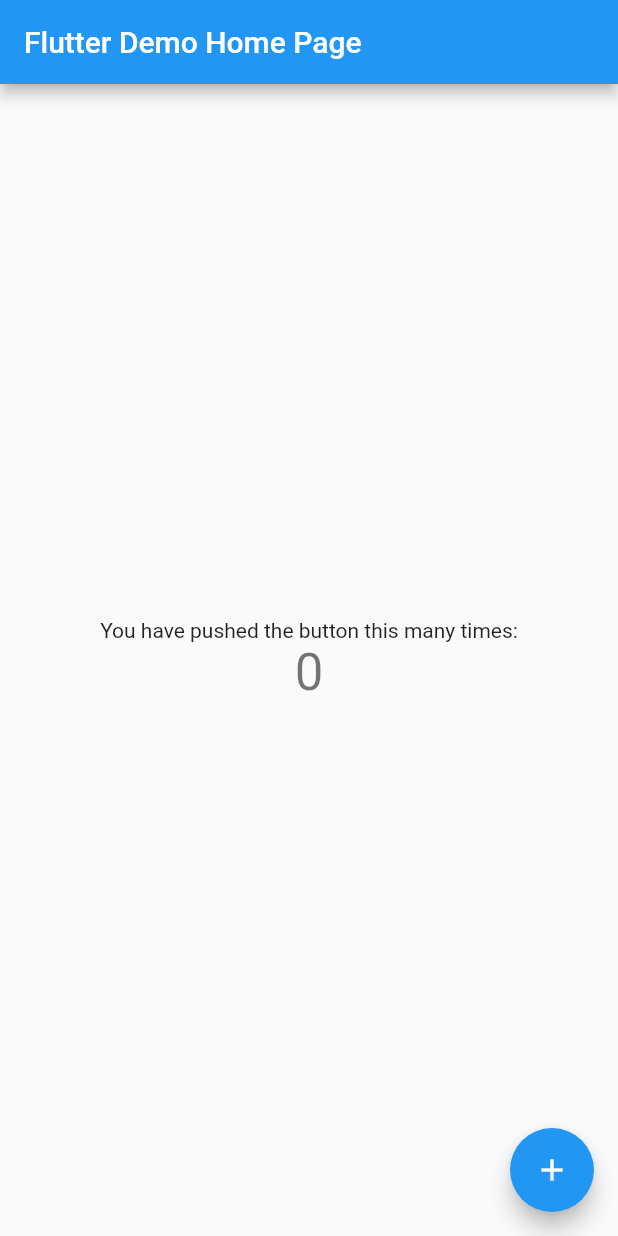
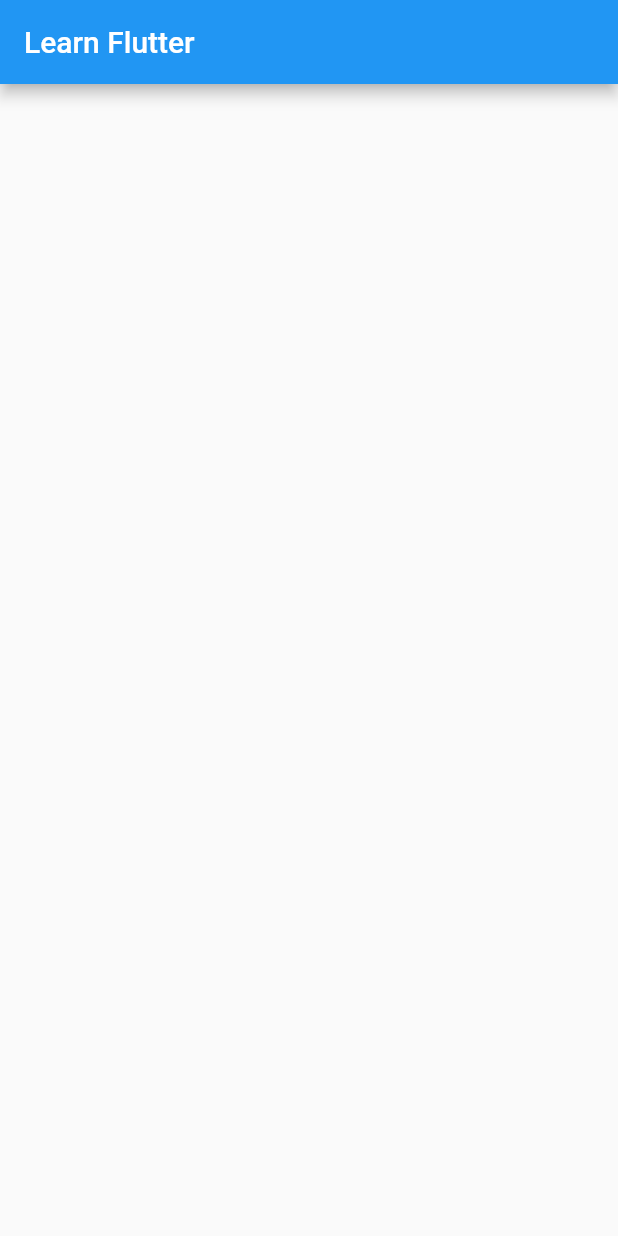
Before and after one commit to rabikrishnayadav/learn_flutter, a Flutter app: the screen it shows after launch, on a phone screen of 412 x 824 dp. Run offline on Flutter 3.47's test engine with Material 2 defaults, Android fonts, the phone set to English and light mode, and no system bars.

Commit message:
clean main dart file and removed default counter app

```diff
--- a/lib/main.dart
+++ b/lib/main.dart
@@ -7,39 +7,20 @@ void main() {
 class MyApp extends StatelessWidget {
   const MyApp({super.key});
 
-  // This widget is the root of your application.
   @override
   Widget build(BuildContext context) {
     return MaterialApp(
       title: 'Flutter Demo',
       theme: ThemeData(
-        // This is the theme of your application.
-        //
-        // Try running your application with "flutter run". You'll see the
-        // application has a blue toolbar. Then, without quitting the app, try
-        // changing the primarySwatch below to Colors.green and then invoke
-        // "hot reload" (press "r" in the console where you ran "flutter run",
-        // or simply save your changes to "hot reload" in a Flutter IDE).
-        // Notice that the counter didn't reset back to zero; the application
-        // is not restarted.
         primarySwatch: Colors.blue,
       ),
-      home: const MyHomePage(title: 'Flutter Demo Home Page'),
+      home: const MyHomePage(title: 'Learn Flutter'),
     );
   }
 }
 
 class MyHomePage extends StatefulWidget {
   const MyHomePage({super.key, required this.title});
-
-  // This widget is the home page of your application. It is stateful, meaning
-  // that it has a State object (defined below) that contains fields that affect
-  // how it looks.
-
-  // This class is the configuration for the state. It holds the values (in this
-  // case the title) provided by the parent (in this case the App widget) and
-  // used by the build method of the State. Fields in a Widget subclass are
-  // always marked "final".
 
   final String title;
 
@@ -48,68 +29,13 @@ class MyHomePage extends StatefulWidget {
 }
 
 class _MyHomePageState extends State<MyHomePage> {
-  int _counter = 0;
-
-  void _incrementCounter() {
-    setState(() {
-      // This call to setState tells the Flutter framework that something has
-      // changed in this State, which causes it to rerun the build method below
-      // so that the display can reflect the updated values. If we changed
-      // _counter without calling setState(), then the build method would not be
-      // called again, and so nothing would appear to happen.
-      _counter++;
-    });
-  }
 
   @override
   Widget build(BuildContext context) {
-    // This method is rerun every time setState is called, for instance as done
-    // by the _incrementCounter method above.
-    //
-    // The Flutter framework has been optimized to make rerunning build methods
-    // fast, so that you can just rebuild anything that needs updating rather
-    // than having to individually change instances of widgets.
     return Scaffold(
       appBar: AppBar(
-        // Here we take the value from the MyHomePage object that was created by
-        // the App.build method, and use it to set our appbar title.
         title: Text(widget.title),
       ),
-      body: Center(
-        // Center is a layout widget. It takes a single child and positions it
-        // in the middle of the parent.
-        child: Column(
-          // Column is also a layout widget. It takes a list of children and
-          // arranges them vertically. By default, it sizes itself to fit its
-          // children horizontally, and tries to be as tall as its parent.
-          //
-          // Invoke "debug painting" (press "p" in the console, choose the
-          // "Toggle Debug Paint" action from the Flutter Inspector in Android
-          // Studio, or the "Toggle Debug Paint" command in Visual Studio Code)
-          // to see the wireframe for each widget.
-          //
-          // Column has various properties to control how it sizes itself and
-          // how it positions its children. Here we use mainAxisAlignment to
-          // center the children vertically; the main axis here is the vertical
-          // axis because Columns are vertical (the cross axis would be
-          // horizontal).
-          mainAxisAlignment: MainAxisAlignment.center,
-          children: <Widget>[
-            const Text(
-              'You have pushed the button this many times:',
-            ),
-            Text(
-              '$_counter',
-              style: Theme.of(context).textTheme.headline4,
-            ),
-          ],
-        ),
-      ),
-      floatingActionButton: FloatingActionButton(
-        onPressed: _incrementCounter,
-        tooltip: 'Increment',
-        child: const Icon(Icons.add),
-      ), // This trailing comma makes auto-formatting nicer for build methods.
     );
   }
 }
```
